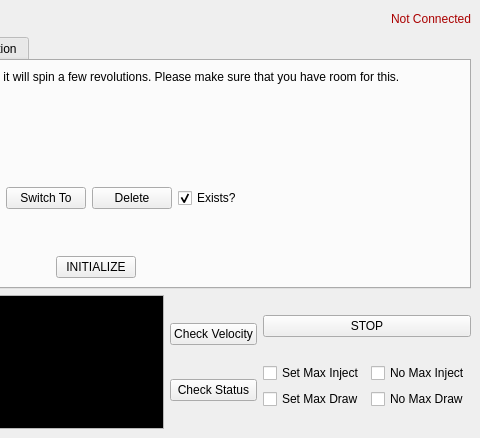
The window that syringe_pump_controller_ui.ui (SimLeek/silverpak-syringe-pump) describes before a commit, drawn with Qt 5; both pictures show x 288 to 768 and y 0 to 438 of the 768 by 438 pixel window.
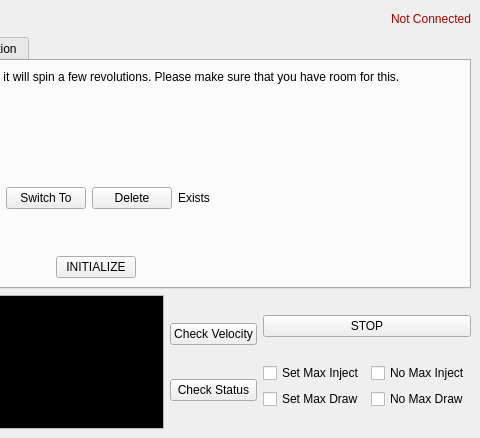
The same window after the commit. The open tabs and pages were chosen to show the change.

```diff
--- a/syringe_pump_controller_ui.ui
+++ b/syringe_pump_controller_ui.ui
@@ -87,6 +87,9 @@
         </item>
         <item>
          <layout class="QGridLayout" name="gridLayout_2">
+          <property name="leftMargin">
+           <number>0</number>
+          </property>
           <item row="1" column="2">
            <widget class="QComboBox" name="baud_select">
             <property name="minimumSize">
@@ -143,6 +146,19 @@
             </property>
            </widget>
           </item>
+          <item row="0" column="7">
+           <spacer name="horizontalSpacer_14">
+            <property name="orientation">
+             <enum>Qt::Horizontal</enum>
+            </property>
+            <property name="sizeHint" stdset="0">
+             <size>
+              <width>40</width>
+              <height>20</height>
+             </size>
+            </property>
+           </spacer>
+          </item>
           <item row="2" column="0">
            <widget class="QLabel" name="label_5">
             <property name="text">
@@ -150,19 +166,6 @@
             </property>
            </widget>
           </item>
-          <item row="0" column="6">
-           <spacer name="horizontalSpacer_14">
-            <property name="orientation">
-             <enum>Qt::Horizontal</enum>
-            </property>
-            <property name="sizeHint" stdset="0">
-             <size>
-              <width>40</width>
-              <height>20</height>
-             </size>
-            </property>
-           </spacer>
-          </item>
           <item row="2" column="2">
            <widget class="QComboBox" name="pump_select">
             <property name="minimumSize">
@@ -274,22 +277,10 @@
             </property>
            </widget>
           </item>
-          <item row="2" column="6">
-           <widget class="QCheckBox" name="pump_exists">
-            <property name="enabled">
-             <bool>true</bool>
-            </property>
+          <item row="2" column="7">
+           <widget class="QLabel" name="pump_exists">
             <property name="text">
-             <string>Exists?</string>
-            </property>
-            <property name="checkable">
-             <bool>true</bool>
-            </property>
-            <property name="checked">
-             <bool>true</bool>
-            </property>
-            <property name="tristate">
-             <bool>false</bool>
+             <string>Exists</string>
             </property>
            </widget>
           </item>
```
Left out of the diff: 10 changed lines with no effect on the pictures.
